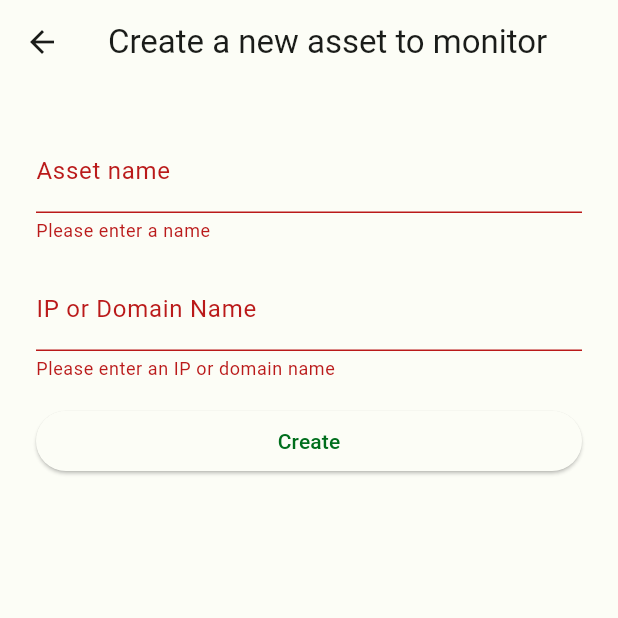
After one commit to rtafurthgarcia/NetSherlock, a Flutter app: the AssetCreationPage screen opened by its route, after a tap on "Create", on a phone screen of 412 x 824 dp, the top half of it. The commit adds this screen. Run offline on Flutter 3.47's test engine with Material 3 defaults, Android fonts, the phone set to English and light mode, and no system bars; our stand-ins replace flutter_secure_storage, skeletonizer, step_progress_indicator; missing offline and left inert: qr_mobile_vision, window_manager; accounts and stored records are empty.

Commit message:
Created a page just to create an asset. Can now refresh assets aswell

```diff
--- a/lib/main.dart
+++ b/lib/main.dart
@@ -3,6 +3,7 @@ import 'package:intl/date_symbol_data_local.dart';
 import 'package:netsherlock/color_schemes.g.dart';
 import 'package:netsherlock/helpers.dart';
 import 'package:netsherlock/pages/account_page.dart';
+import 'package:netsherlock/pages/asset_creation_page.dart';
 import 'package:netsherlock/pages/assets_page.dart';
 import 'package:window_manager/window_manager.dart';
 
@@ -44,7 +45,8 @@ class MainApp extends StatelessWidget {
       initialRoute: "/account",
       routes: {
         "/account": (context) => const AccountPage(),
-        "/alerts": (context) => const AlertsPage()
+        "/assets": (context) => const AssetsPage(),
+        "/assets/new": (context) => const AssetCreationPage(),
       },
     );
   }
--- /dev/null
+++ b/lib/models/new_shodan_asset_model.dart
@@ -0,0 +1,29 @@
+import 'dart:convert';
+
+class NewShodanAsset {
+  final String _name;
+  final DateTime? _expiration;
+  final List<String> _ips;
+
+  String get name => _name;
+  DateTime? get expiration => _expiration;
+  List<String> get ips => _ips;
+
+  NewShodanAsset(
+    {required String name,
+    DateTime? expiration,
+    required List<String> ips
+    }): _name = name,
+        _expiration = expiration,
+        _ips = ips;
+
+   String toJsonString() {
+    return json.encode({
+      'name': _name,
+      'filters': {
+        "ip": _ips
+      },
+      'expiration': _expiration == null ? null : _expiration!.toIso8601String() ,
+    });
+  }
+}
--- /dev/null
+++ b/lib/pages/asset_creation_page.dart
@@ -0,0 +1,116 @@
+import 'package:flutter/material.dart';
+import 'package:flutter/widgets.dart';
+import 'package:netsherlock/models/new_shodan_asset_model.dart';
+import 'package:netsherlock/services/shodan_assets_service.dart';
+import 'package:netsherlock/shared.dart';
+import 'package:provider/provider.dart';
+
+class AssetCreationPage extends StatefulWidget {
+  const AssetCreationPage({super.key});
+
+  _AssetCreationPageState createState() => _AssetCreationPageState();
+}
+
+class _AssetCreationPageState extends State<AssetCreationPage> {
+  final TextEditingController titleController = TextEditingController();
+  final TextEditingController ipController = TextEditingController();
+
+  final GlobalKey<FormState> _formKey = GlobalKey<FormState>();
+
+  @override
+  Widget build(BuildContext context) {
+    return ChangeNotifierProvider(
+      create: (context) => ShodanAssetsService(),
+      child: Scaffold(
+        appBar: AppBar(
+          title: const Text ("Create a new asset to monitor"),
+          leading: IconButton(
+            icon: const Icon(Icons.arrow_back),
+            onPressed: () => Navigator.of(context).pop(),
+          ),
+          bottom: PreferredSize(
+            preferredSize: const Size.fromHeight(6.0),
+            child: Consumer<ShodanAssetsService>(
+              builder: (context, shodanAssetsService, child) {
+                if (shodanAssetsService.state == ShodanState.loading) {
+                  return const LinearProgressIndicator();
+                } else {
+                  return Container();
+                }
+              }
+            ),
+          ),
+        ),
+        body: Padding(
+          padding: const EdgeInsets.all(24.0),
+          child: Column(
+            children: [
+              Form(
+                key: _formKey,
+                child: Column(
+                  crossAxisAlignment: CrossAxisAlignment.stretch,
+                  children: [
+                    TextFormField(
+                      controller: titleController,
+                      decoration: const InputDecoration(labelText: 'Asset name'),
+                      validator: (value) {
+                        if (value!.isEmpty) {
+                          return 'Please enter a name';
+                        }
+                        return null;
+                      },
+                    ),
+                    const SizedBox(height: 16.0),
+                    TextFormField(
+                      controller: ipController,
+                      decoration: const InputDecoration(labelText: 'IP or Domain Name'),
+                      validator: (value) {
+                        if (value!.isEmpty) {
+                          return 'Please enter an IP or domain name';
+                        }
+                        return null;
+                      },
+                    ),
+                    const SizedBox(height: 16.0),
+                    Consumer<ShodanAssetsService>(
+                      builder: (context, shodanAssetsService, child) {
+                        return ElevatedButton(
+                          onPressed: () async {
+                            if (_formKey.currentState?.validate() ?? false) {
+                              String title = titleController.text;
+                              String ip = ipController.text;
+
+                              await shodanAssetsService.createAsset(
+                                NewShodanAsset(name: title, ips: List<String>.from({ip}))
+                              );
+
+                              if (shodanAssetsService.state == ShodanState.error) {
+                                ScaffoldMessenger.of(context).showSnackBar(
+                                  SnackBar(
+                                  content: Text(shodanAssetsService.error.toString()),
+                                  action: SnackBarAction(
+                                    label: "It's Joever",
+                                    onPressed: () {
+                                      // accept my fate.
+                                    }),
+                                  )
+                                );
+                              } else {
+                                Navigator.of(context).pop();
+                              }
+                            }
+                          },
+                          child: const Text('Create'),
+                        );
+                      }
+                    ),
+                  ],
+                ),
+              ),
+            ],
+          ),
+        ),
+      )
+    );
+  }
+}
--- a/lib/providers/shodan_api_provider.dart
+++ b/lib/providers/shodan_api_provider.dart
@@ -1,3 +1,6 @@
+import 'dart:io';
+
+import 'package:netsherlock/models/new_shodan_asset_model.dart';
 import 'package:netsherlock/models/shodan_account_model.dart';
 import 'package:netsherlock/models/shodan_asset_model.dart';
 
@@ -33,4 +36,19 @@ class ShodanAPIProvider {
 
     return shodanAlerts;
   }
+
+  static Future<ShodanAsset> postAsset(NewShodanAsset asset) async {
+    final body = asset.toJsonString();
+
+    final response = await http.post(
+      Uri.parse("${Shared.API_URI}/shodan/alert?key=${Shared.apiKey}"),
+      body: body
+    );
+    if (response.statusCode != 200) {
+      throw const HttpException("Could not create our new asset");
+    } else {
+      final responseJson = jsonDecode(response.body);
+      return ShodanAsset.fromJson(responseJson);
+    }
+  }
 }
--- a/lib/services/shodan_assets_service.dart
+++ b/lib/services/shodan_assets_service.dart
@@ -1,34 +1,62 @@
 import 'package:flutter/widgets.dart';
+import 'package:netsherlock/models/new_shodan_asset_model.dart';
 import 'package:netsherlock/providers/shodan_api_provider.dart';
 import 'package:netsherlock/shared.dart';
 import 'package:netsherlock/models/shodan_asset_model.dart';
+import 'package:qr_mobile_vision/qr_camera.dart';
 
-class ShodanAlertsService extends ChangeNotifier {
-  ShodanServiceState _state = ShodanServiceState.loading;
+class ShodanAssetsService extends ChangeNotifier {
+  ShodanState _state = ShodanState.loading;
   dynamic _error;
 
-  List<ShodanAsset>? alerts;
+  List<ShodanAsset> assets = [];
 
-  ShodanServiceState get state => _state;
+  ShodanState get state => _state;
   dynamic get error => _error;
 
-  ShodanAlertsService() {
-    loadAlerts();
+  ShodanAssetsService() {
+    loadAssets();
   }
 
-  void loadAlerts() async {
+  void loadAssets() async {
+    _state = ShodanState.loading;
+    notifyListeners();
+
     if (Shared.apiKey.isEmpty) {
-      _state = ShodanServiceState.unauthenticated;
+      _state = ShodanState.unauthenticated;
       notifyListeners();
       return;
     }
 
-     try {
-      alerts = await ShodanAPIProvider.fetchMonitoredAssets();
+    try {
+      assets = await ShodanAPIProvider.fetchMonitoredAssets();
 
-      _state = ShodanServiceState.ok;
+      _state = ShodanState.ok;
     } catch (exception) {
-      _state = ShodanServiceState.error;
+      _state = ShodanState.error;
+      _error = exception;
+    }
+
+    notifyListeners();
+  }
+
+  Future<void> createAsset(NewShodanAsset asset) async {
+    _state = ShodanState.loading;
+    notifyListeners();
+
+     if (Shared.apiKey.isEmpty) {
+      _state = ShodanState.unauthenticated;
+      notifyListeners();
+      return;
+    }
+
+    try {
+      final newAsset = await ShodanAPIProvider.postAsset(asset);
+      assets.add(newAsset);
+
+      _state = ShodanState.ok;
+    } catch (exception) {
+      _state = ShodanState.error;
       _error = exception;
     }
 
--- a/lib/shared.dart
+++ b/lib/shared.dart
@@ -1,5 +1,5 @@
 import 'package:flutter_secure_storage/flutter_secure_storage.dart';
-enum ShodanServiceState { initial, loading, unauthenticated, authenticated, error, ok }
+enum ShodanState { initial, loading, unauthenticated, authenticated, error, ok }
 
 class Shared {
   static const String API_URI = "https://api.shodan.io";
--- a/lib/widgets/navigationdrawer_widget.dart
+++ b/lib/widgets/navigationdrawer_widget.dart
@@ -15,7 +15,7 @@ class DrawerDestination {
 
 List<DrawerDestination> destinations = <DrawerDestination>[
   /*DrawerDestination(label: 'Account', icon: const Icon(Icons.account_circle_outlined), selectedIcon: const Icon(Icons.account_circle), routeName: "/account", isHidden: true),*/
-  DrawerDestination(label: 'Assets', icon: const Icon(Icons.api_outlined), selectedIcon: const Icon(Icons.api), routeName: "/alerts"),
+  DrawerDestination(label: 'Assets', icon: const Icon(Icons.api_outlined), selectedIcon: const Icon(Icons.api), routeName: "/assets"),
   DrawerDestination(label: 'Scans', icon: const Icon(Icons.domain_verification_outlined), selectedIcon: const Icon(Icons.domain_verification), routeName: "/scans"),
   DrawerDestination(label: 'DNS', icon: const Icon(Icons.dns_outlined), selectedIcon: const Icon(Icons.dns), routeName: "/dns"),
 ];
@@ -56,7 +56,7 @@ class AppNavigationDrawerState extends State<AppNavigationDrawer> {
           String userAccount = "Not connected.";
           String creditsMessage = "";
 
-          if (shodanAccountService.state == ShodanServiceState.authenticated) {
+          if (shodanAccountService.state == ShodanState.authenticated) {
             userAccount = shodanAccountService.shodanAccount!.plan.isNotEmpty ? shodanAccountService.shodanAccount!.plan : "Anonymous";
             creditsMessage = "${shodanAccountService.shodanAccount!.scanCreditsLeft} credit(s) left";
           }
```
Also changed, not shown: lib/pages/account_page.dart (+6 -6 lines), lib/pages/assets_page.dart (+24 -10 lines), lib/services/shodan_account_service.dart (+11 -11 lines), lib/widgets/shodan_asset_widget.dart (+8 -3 lines), pubspec.yaml (line endings or trailing spaces).
